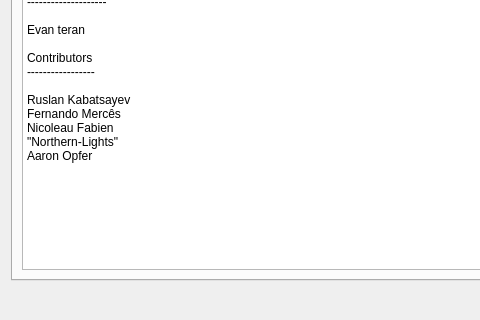
Before: the Qt Designer form src/DialogAbout.ui in eteran/edb-debugger, drawn with Qt 5; both pictures show x 0 to 480 and y 90 to 410 of the 600 by 410 pixel window.
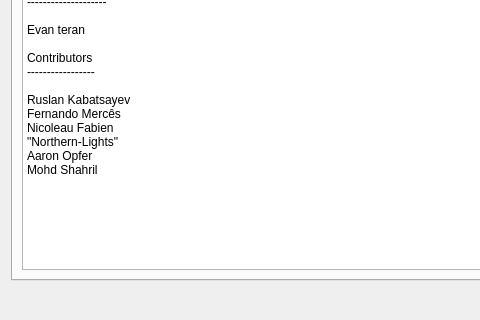
After: the same form once the commit is applied. The open tabs and pages were chosen to show the change. Icons and pictures are not drawn.

Commit message: adding Mohd Shahril as a contributor. Thanks!

Diff of the .ui file:
```diff
--- a/src/DialogAbout.ui
+++ b/src/DialogAbout.ui
@@ -120,6 +120,7 @@
 Nicoleau Fabien
 &quot;Northern-Lights&quot; &lt;https://github.com/Northern-Lights&gt;
 Aaron Opfer
+Mohd Shahril &lt;https://github.com/shahril96&gt;
 </string>
          </property>
          <property name="textInteractionFlags">
```
